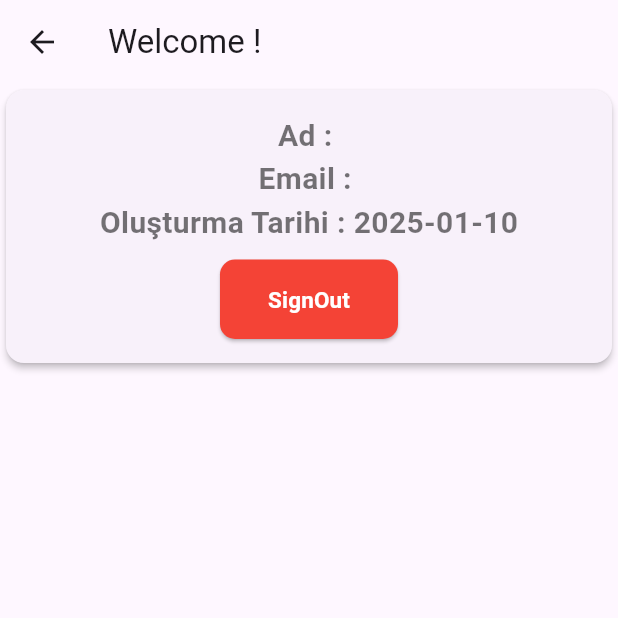
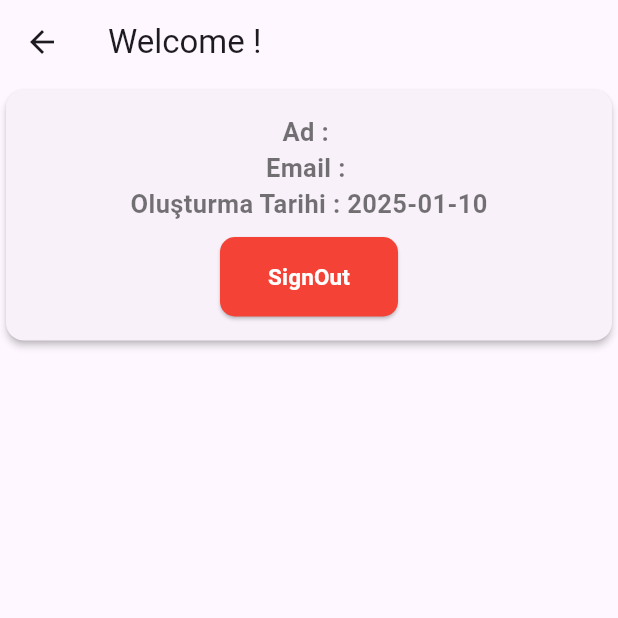
Before and after one commit to KaanCL/SupaBaseAuth_App, a Flutter app: the HomePage screen opened directly with empty values, on a phone screen of 412 x 824 dp, the top half of it. Run offline on Flutter 3.47's test engine with Material 3 defaults, Android fonts, the phone set to English and light mode, and no system bars; our stand-ins replace flutter_dotenv, google_fonts, supabase_flutter; accounts and stored records are empty.

Commit message:
ui update

```diff
--- a/lib/styles/TextStyles.dart
+++ b/lib/styles/TextStyles.dart
@@ -1,7 +1,9 @@
+import 'package:flutter/cupertino.dart';
 import 'package:flutter/material.dart';
 
 
 class TextStyles  {
+
   static const TextStyle headingText = TextStyle(
     fontSize: 35,
     fontWeight: FontWeight.bold,
@@ -33,7 +35,7 @@ class TextStyles  {
   );
   static const TextStyle cardText = TextStyle(
     color:Colors.black54,
-    fontSize: 20,
+    fontSize: 17,
     fontWeight:FontWeight.bold,
   );
 }
```
Also changed, not shown: lib/auth/Auth_Service.dart (+6 -6 lines).
